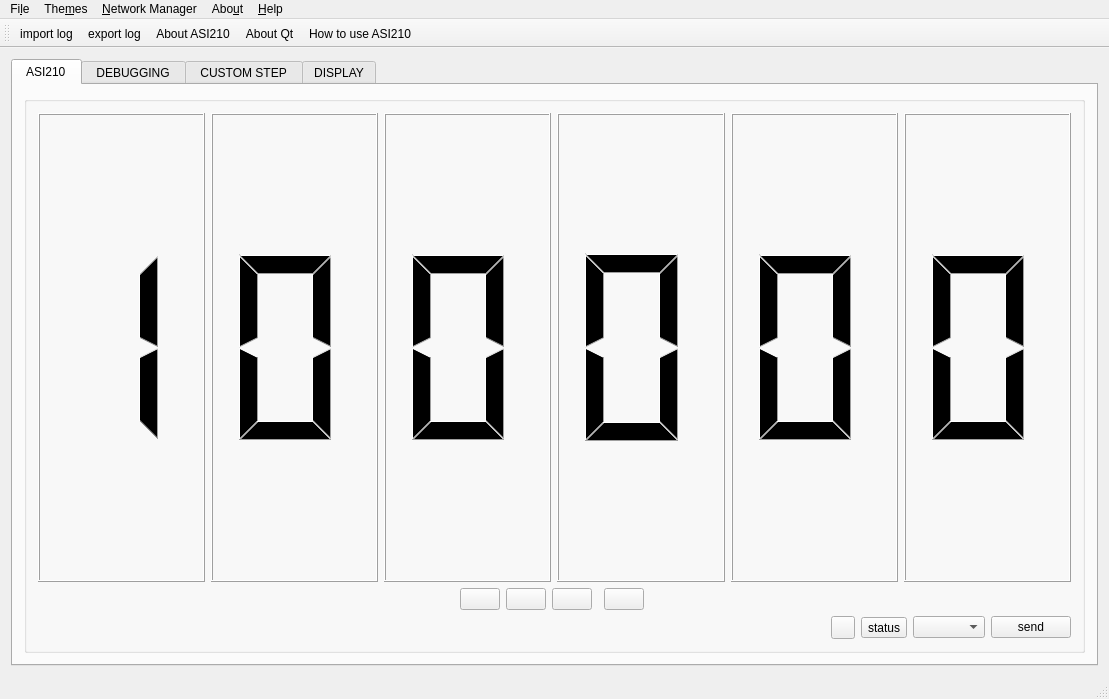
atakanakbulut/ASI210, file mainwindow.ui: the form before one commit.
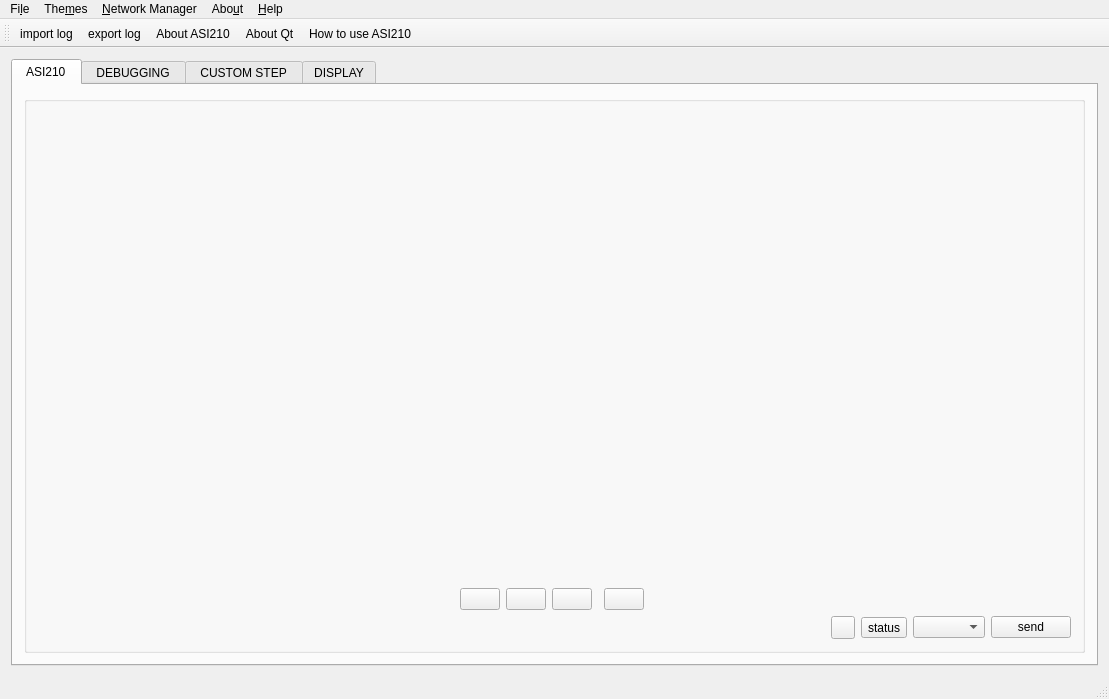
The form after the commit. The open tabs and pages were chosen to show the change. Icons and pictures are not drawn.

What changed in the file:
```diff
--- a/mainwindow.ui
+++ b/mainwindow.ui
@@ -64,97 +64,9 @@
              <item row="0" column="0" colspan="8">
               <layout class="QHBoxLayout" name="horizontalLayout">
                <item>
-                <widget class="QLCDNumber" name="lcdNumber_6">
-                 <property name="font">
-                  <font>
-                   <pointsize>48</pointsize>
-                   <weight>75</weight>
-                   <italic>true</italic>
-                   <bold>true</bold>
-                  </font>
-                 </property>
-                 <property name="smallDecimalPoint">
-                  <bool>true</bool>
-                 </property>
-                 <property name="digitCount">
-                  <number>1</number>
-                 </property>
-                 <property name="mode">
-                  <enum>QLCDNumber::Dec</enum>
-                 </property>
-                 <property name="segmentStyle">
-                  <enum>QLCDNumber::Filled</enum>
-                 </property>
-                 <property name="intValue" stdset="0">
-                  <number>1</number>
-                 </property>
-                </widget>
-               </item>
-               <item>
-                <widget class="QLCDNumber" name="lcdNumber_5">
-                 <property name="smallDecimalPoint">
-                  <bool>true</bool>
-                 </property>
-                 <property name="digitCount">
-                  <number>1</number>
-                 </property>
-                 <property name="mode">
-                  <enum>QLCDNumber::Hex</enum>
-                 </property>
-                </widget>
-               </item>
-               <item>
-                <widget class="QLCDNumber" name="lcdNumber_4">
-                 <property name="smallDecimalPoint">
-                  <bool>true</bool>
-                 </property>
-                 <property name="digitCount">
-                  <number>1</number>
-                 </property>
-                 <property name="mode">
-                  <enum>QLCDNumber::Dec</enum>
-                 </property>
-                </widget>
-               </item>
-               <item>
-                <widget class="QLCDNumber" name="lcdNumber_3">
-                 <property name="smallDecimalPoint">
-                  <bool>true</bool>
-                 </property>
-                 <property name="digitCount">
-                  <number>1</number>
-                 </property>
-                 <property name="mode">
-                  <enum>QLCDNumber::Dec</enum>
-                 </property>
-                </widget>
-               </item>
-               <item>
-                <widget class="QLCDNumber" name="lcdNumber_2">
-                 <property name="smallDecimalPoint">
-                  <bool>true</bool>
-                 </property>
-                 <property name="digitCount">
-                  <number>1</number>
-                 </property>
-                 <property name="mode">
-                  <enum>QLCDNumber::Dec</enum>
-                 </property>
-                </widget>
-               </item>
-               <item>
-                <widget class="QLCDNumber" name="lcdNumber_1">
-                 <property name="smallDecimalPoint">
-                  <bool>true</bool>
-                 </property>
-                 <property name="digitCount">
-                  <number>1</number>
-                 </property>
-                 <property name="mode">
-                  <enum>QLCDNumber::Hex</enum>
-                 </property>
-                 <property name="segmentStyle">
-                  <enum>QLCDNumber::Filled</enum>
+                <widget class="QLabel" name="LCDLABEL2">
+                 <property name="text">
+                  <string/>
                  </property>
                 </widget>
                </item>
```
Left out of the diff: 4 changed lines with no effect on the pictures.
